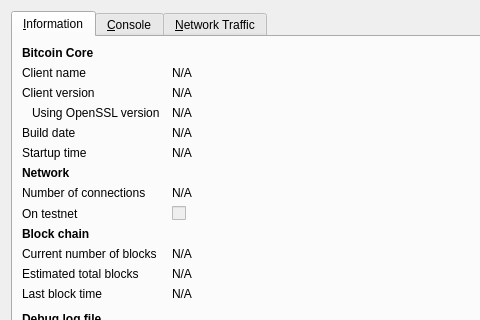
raffermeko/bitcoin, file src/qt/forms/rpcconsole.ui: the form before one commit; both pictures show x 0 to 480 and y 0 to 320 of the 740 by 450 pixel window.
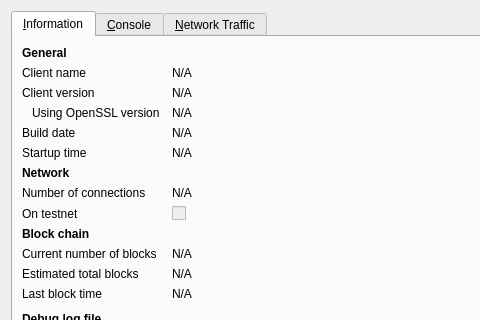
The form after the commit. Icons and pictures are not drawn. Custom widgets are drawn as their Qt base class.

Commit message: some more small re-branding changes (Bitcoin Core)

```diff
--- a/src/qt/forms/rpcconsole.ui
+++ b/src/qt/forms/rpcconsole.ui
@@ -36,7 +36,7 @@
           </font>
          </property>
          <property name="text">
-          <string>Bitcoin Core</string>
+          <string>General</string>
          </property>
         </widget>
        </item>
```
The commit also changes 2 other files.
